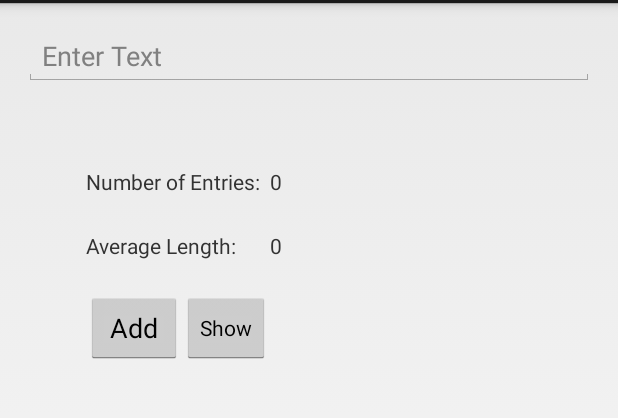
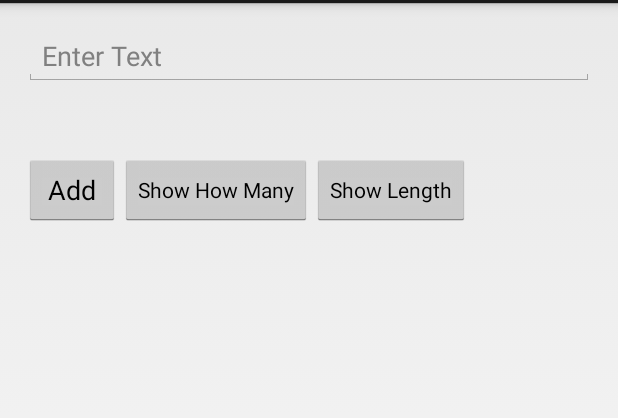
Before and after one commit to b79789/Java-1, an Android app: the screen it shows after launch (MyActivity), on a phone screen of 412 x 824 dp, the part 69-487 px from its top. Run offline under Robolectric (Android 15) with nearby library versions, the light colour scheme and no system bars.

Commit message:
Added some required functionality
Added the show button and removed labels

```diff
--- a/Java1Project1/app/src/main/java/com/brianstacks/java1project1/MyActivity.java
+++ b/Java1Project1/app/src/main/java/com/brianstacks/java1project1/MyActivity.java
@@ -11,13 +11,16 @@ import android.view.View;
 import android.widget.Button;
 import android.widget.EditText;
 import android.widget.TextView;
+import android.widget.Toast;
+import static java.lang.Math.*;
 
 
 import java.util.ArrayList;
 
 
 public class MyActivity extends Activity {
-
+    // create array of strings
+public static final ArrayList<String> stringList = new ArrayList<String>();
     @Override
     protected void onCreate(Bundle savedInstanceState) {
         super.onCreate(savedInstanceState);
@@ -25,51 +28,45 @@ public class MyActivity extends Activity {
     }
 
     public void onButtonClick(View v) {
-        // grabs textview names it to textViewToChange finds by findViewById
-        final TextView textViewToChange = (TextView) findViewById(R.id.entryText);
-        final TextView textViewToChange2 = (TextView) findViewById(R.id.avgLengthText);
+
         // initiate button control with the self view v
-        Button myButton =(Button)v;
+        Button myButton = (Button) v;
 
-        // create array of strings
-        final ArrayList<String> stringList = new ArrayList<String>();
-        //give the editText a name
-        final EditText message;
         // tell the editText named message to find view
-        message = (EditText) findViewById(R.id.myEditText);
-        //takes input and saves as string
-        final String my_message = message.getText().toString();
-        // due something with string here
+        final EditText myEditText = (EditText) findViewById(R.id.myEditText);        //takes input and saves as string
+        final String my_message = myEditText.getText().toString();
 
+        if (my_message.matches("")) {
+            Toast.makeText(this, "You must enter some text", Toast.LENGTH_SHORT).show();
+            return;
+            } else {
+            //add string to array
+            stringList.add(my_message);
+            Toast.makeText(this, "Text saved!", Toast.LENGTH_SHORT).show();
+            myEditText.setText(null);
+            return;
+        }
+    }
+
+    public void onButtonClick2(View v) {
         new AlertDialog.Builder(this)
-                .setTitle("Added Entry")
-                .setMessage("Are you sure you want to Add this entry?")
+                .setTitle("How many in Arraylist?")
+                .setMessage(String.valueOf(stringList.size()))
                 .setPositiveButton(android.R.string.yes, new DialogInterface.OnClickListener() {
                     public void onClick(DialogInterface dialog, int which) {
-                        // continue with add
-                        //add string to array
-                        stringList.add(my_message);
-
-                        // set textviews value
-                        textViewToChange.setText(stringList.get(0));
-                        textViewToChange2.setText(String.valueOf(stringList.size()));
-                        //log values
-                        Log.v("My value::", String.valueOf(stringList.size()));
-                        message.setText(null);
-
-                    }
-                })
-                .setNegativeButton(android.R.string.no, new DialogInterface.OnClickListener() {
-                    public void onClick(DialogInterface dialog, int which) {
-                        // do nothing
+                        // continue with delete
                     }
                 })
                 .setIcon(android.R.drawable.ic_dialog_alert)
                 .show();
+    }
 
 
+    public void mathFunction(View v) {
+        // do something for on Click of Show length
+            Toast.makeText(this, "Show length is running", Toast.LENGTH_SHORT).show();
+            return;
     }
-
 
     @Override
     public boolean onCreateOptionsMenu(Menu menu) {
--- a/Java1Project1/app/src/main/res/layout/activity_my.xml
+++ b/Java1Project1/app/src/main/res/layout/activity_my.xml
@@ -24,12 +24,11 @@
         android:layout_height="wrap_content"
         android:id="@+id/myButton"
         android:text="@string/Add"
+        android:layout_marginTop="45dp"
+        android:onClick="onButtonClick"
         android:layout_below="@+id/myEditText"
         android:layout_alignParentLeft="true"
-        android:layout_alignParentStart="true"
-        android:layout_marginLeft="41dp"
-        android:layout_marginTop="137dp"
-        android:onClick="onButtonClick" />
+        android:layout_alignParentStart="true" />
 
     <Button
         style="?android:attr/buttonStyleSmall"
@@ -37,54 +36,21 @@
         android:layout_height="wrap_content"
         android:text="@string/Show"
         android:id="@+id/button"
-        android:layout_alignBottom="@+id/myButton"
-        android:layout_toRightOf="@+id/myButton"
-        android:layout_toEndOf="@+id/myButton" />
+        android:layout_toEndOf="@+id/myButton"
+        android:onClick="onButtonClick2"
+        android:layout_alignTop="@+id/myButton"
+        android:layout_centerHorizontal="true" />
 
-    <TextView
+    <Button
+        style="?android:attr/buttonStyleSmall"
+        android:text="@string/Show2"
         android:layout_width="wrap_content"
         android:layout_height="wrap_content"
-        android:text="@string/NumEntry"
-        android:id="@+id/textView2"
-        android:layout_below="@+id/myEditText"
-        android:layout_alignLeft="@+id/myButton"
-        android:layout_alignStart="@+id/myButton"
-        android:layout_marginTop="54dp"
-        android:layout_alignRight="@+id/button"
-        android:layout_alignEnd="@+id/button" />
-
-    <TextView
-        android:layout_width="wrap_content"
-        android:layout_height="wrap_content"
-        android:text="0"
-        android:id="@+id/entryText"
-        android:layout_alignTop="@+id/textView2"
-        android:layout_toRightOf="@+id/textView2"
-        android:layout_toEndOf="@+id/textView2"
-        android:layout_alignRight="@+id/myEditText"
-        android:layout_alignEnd="@+id/myEditText"
-        android:onClick="onButtonClick" />
-
-    <TextView
-        android:layout_width="wrap_content"
-        android:layout_height="wrap_content"
-        android:text="@string/Avg"
-        android:id="@+id/textView6"
-        android:layout_toStartOf="@+id/entryText"
-        android:layout_toLeftOf="@id/entryText"
-        android:layout_alignTop="@+id/avgLengthText"
-        android:layout_alignLeft="@+id/myButton"
-        android:layout_alignStart="@+id/myButton" />
-
-    <TextView
-        android:layout_width="wrap_content"
-        android:layout_height="wrap_content"
-        android:text="0"
-        android:id="@+id/avgLengthText"
-        android:layout_toEndOf="@+id/textView6"
-        android:layout_below="@+id/textView2"
-        android:layout_toRightOf="@+id/textView6"
-        android:layout_marginTop="23dp" />
+        android:id="@+id/ShowButton2"
+        android:onClick="mathFunction"
+        android:layout_alignTop="@+id/button"
+        android:layout_toRightOf="@+id/button"
+        android:layout_toEndOf="@+id/button" />
 
 
 </RelativeLayout>
--- a/Java1Project1/app/src/main/res/values/strings.xml
+++ b/Java1Project1/app/src/main/res/values/strings.xml
@@ -7,8 +7,9 @@
     <string name="editText_hint">Enter Text</string>
     <string name="Enter">Enter</string>
     <string name="Add">Add</string>
-    <string name="Show">Show</string>
+    <string name="Show">Show How Many</string>
     <string name="Avg">Average Length:</string>
     <string name="NumEntry">Number of Entries:</string>
+    <string name="Show2">Show Length</string>
 
 </resources>
```
